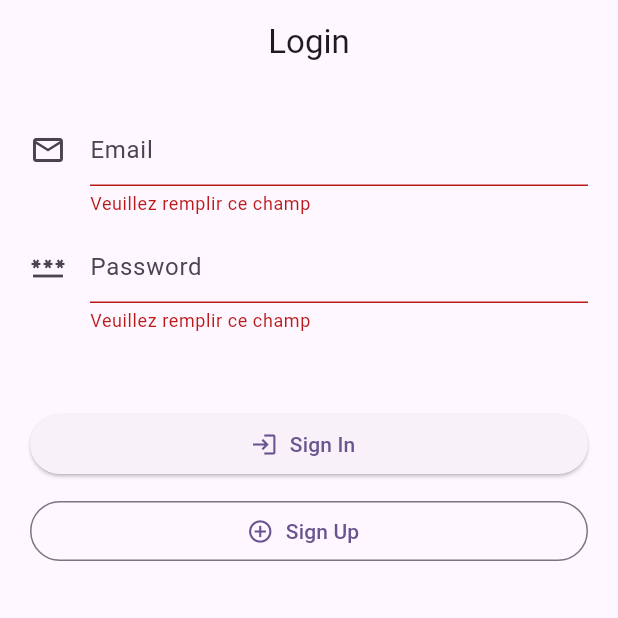
After one commit to niar92i/recipes-calculator, a Flutter app: the screen it shows after launch, after a tap on "Sign In", after a tap on "Sign Up", on a phone screen of 412 x 824 dp, the top half of it. The commit adds this screen. Run offline on Flutter 3.47's test engine with Material 3 defaults, Android fonts, the phone set to English and light mode, and no system bars; our stand-ins replace firebase_auth, firebase_core; missing offline and left inert: firebase_app_check; accounts and stored records are empty.

Commit message:
setting up login page and home page

```diff
--- a/lib/main.dart
+++ b/lib/main.dart
@@ -1,7 +1,22 @@
+import 'package:firebase_app_check/firebase_app_check.dart';
+import 'package:firebase_auth/firebase_auth.dart';
 import 'package:flutter/material.dart';
 import 'package:recipes_calculator/pages/home_page.dart';
+import 'package:firebase_core/firebase_core.dart';
+import 'package:recipes_calculator/pages/login_page.dart';
+import 'firebase_options.dart';
 
-void main() {
+void main() async {
+  WidgetsFlutterBinding.ensureInitialized();
+  await Firebase.initializeApp(
+    options: DefaultFirebaseOptions.currentPlatform,
+  );
+
+  FirebaseAppCheck firebaseAppCheck = FirebaseAppCheck.instance;
+  firebaseAppCheck.activate(
+    androidProvider: AndroidProvider.debug,
+  );
+  firebaseAppCheck.getToken().then((value) => print('APP CHECK: $value'));
   runApp(const MyApp());
 }
 
@@ -10,13 +25,21 @@ class MyApp extends StatelessWidget {
 
   @override
   Widget build(BuildContext context) {
+    FirebaseAuth auth = FirebaseAuth.instance;
     return MaterialApp(
+      initialRoute: '/login',
+      routes: {
+        '/home': (context) => const HomePage(),
+        '/login': (context) => LoginPage(),
+      },
       title: 'Recipes Calculator',
       theme: ThemeData(
         colorScheme: ColorScheme.fromSeed(seedColor: Colors.deepPurple),
         useMaterial3: true,
       ),
-      home: const HomePage(),
+      home: auth.currentUser == null
+          ? LoginPage()
+          : const HomePage(),
     );
   }
 }
--- /dev/null
+++ b/lib/pages/login_page.dart
@@ -0,0 +1,152 @@
+import 'package:firebase_auth/firebase_auth.dart';
+import 'package:flutter/material.dart';
+import 'package:recipes_calculator/pages/home_page.dart';
+
+class LoginPage extends StatelessWidget {
+  LoginPage({super.key});
+
+  FirebaseAuth auth = FirebaseAuth.instance;
+
+  final TextEditingController _emailController = TextEditingController();
+  final TextEditingController _passwordController = TextEditingController();
+
+  final _formKey = GlobalKey<FormState>();
+
+  Future<void> signIn(BuildContext context) async {
+    if (_formKey.currentState!.validate()) {
+
+      try {
+        await auth
+            .signInWithEmailAndPassword(
+                email: _emailController.text, password: _passwordController.text);
+
+        ScaffoldMessenger.of(context)
+            .showSnackBar(
+          const SnackBar(
+            content: Text('Logged In Successfully'),
+          ),
+        );
+        Navigator.pushReplacementNamed(context, "/home");
+
+      } on FirebaseAuthException catch (e) {
+        ScaffoldMessenger.of(context)
+              .showSnackBar(
+            SnackBar(
+              content: Text('${e.message}'),
+            ),
+          );
+      }
+    }
+  }
+
+  Future<void> signUp(BuildContext context) async {
+    if (_formKey.currentState!.validate()) {
+
+      try {
+        await auth
+            .createUserWithEmailAndPassword(
+            email: _emailController.text, password: _passwordController.text);
+
+        ScaffoldMessenger.of(context)
+            .showSnackBar(
+          const SnackBar(
+            content: Text('Successfully Signed Up'),
+          ),
+        );
+        Navigator.pushReplacementNamed(context, "/home");
+
+      } on FirebaseAuthException catch (e) {
+        ScaffoldMessenger.of(context)
+            .showSnackBar(
+          SnackBar(
+            content: Text('${e.message}'),
+          ),
+        );
+      }
+    }
+  }
+
+  @override
+  Widget build(BuildContext context) {
+    return WillPopScope(
+      onWillPop: () async => false,
+      child: Scaffold(
+        appBar: AppBar(
+          automaticallyImplyLeading: false,
+          title: const Text('Login'),
+          centerTitle: true,
+        ),
+        body: SingleChildScrollView(
+          child: Form(
+            key: _formKey,
+            child: Container(
+              padding: const EdgeInsets.all(20),
+              child: Column(
+                crossAxisAlignment: CrossAxisAlignment.stretch,
+                mainAxisAlignment: MainAxisAlignment.start,
+                children: [
+                  TextFormField(
+                    controller: _emailController,
+                    decoration: const InputDecoration(
+                      hintText: 'Email',
+                      icon: Icon(Icons.email_outlined),
+                    ),
+                    validator: (String? value) {
+                      if (value == null ||
+                          value.isEmpty ||
+                          value.trim().isEmpty) {
+                        return 'Veuillez remplir ce champ';
+                      } else {
+                        return null;
+                      }
+                    },
+                  ),
+                  const SizedBox(
+                    height: 10,
+                  ),
+                  TextFormField(
+                    obscureText: true,
+                    controller: _passwordController,
+                    decoration: const InputDecoration(
+                      hintText: 'Password',
+                      icon: Icon(Icons.password_outlined),
+                    ),
+                    validator: (String? value) {
+                      if (value == null ||
+                          value.isEmpty ||
+                          value.trim().isEmpty) {
+                        return 'Veuillez remplir ce champ';
+                      } else {
+                        return null;
+                      }
+                    },
+                  ),
+                  const SizedBox(
+                    height: 50,
+                  ),
+                  ElevatedButton.icon(
+                    onPressed: () {
+                      signIn(context);
+                    },
+                    icon: const Icon(Icons.login_outlined),
+                    label: const Text('Sign In'),
+                  ),
+                  const SizedBox(
+                    height: 10,
+                  ),
+                  OutlinedButton.icon(
+                    onPressed: () {
+                      signUp(context);
+                    },
+                    icon: const Icon(Icons.add_circle_outline_outlined),
+                    label: const Text('Sign Up'),
+                  )
+                ],
+              ),
+            ),
+          ),
+        ),
+      ),
+    );
+  }
+}
```
Also changed, not shown: lib/pages/home_page.dart (+93 -1 lines), pubspec.yaml (+7 -0 lines), lib/firebase_options.dart (added), pubspec.lock, 10 other files.
